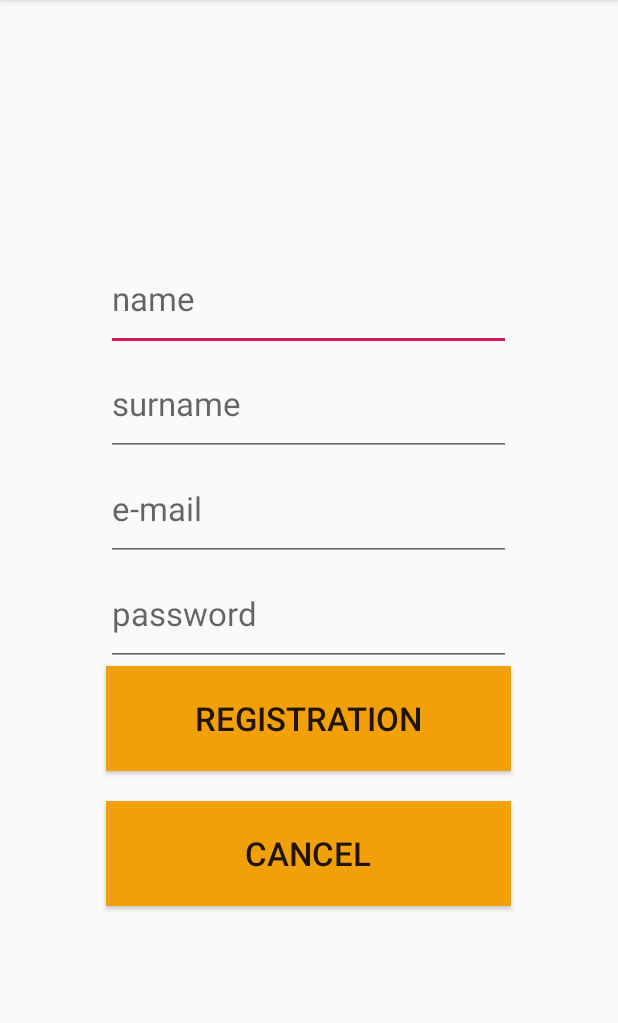
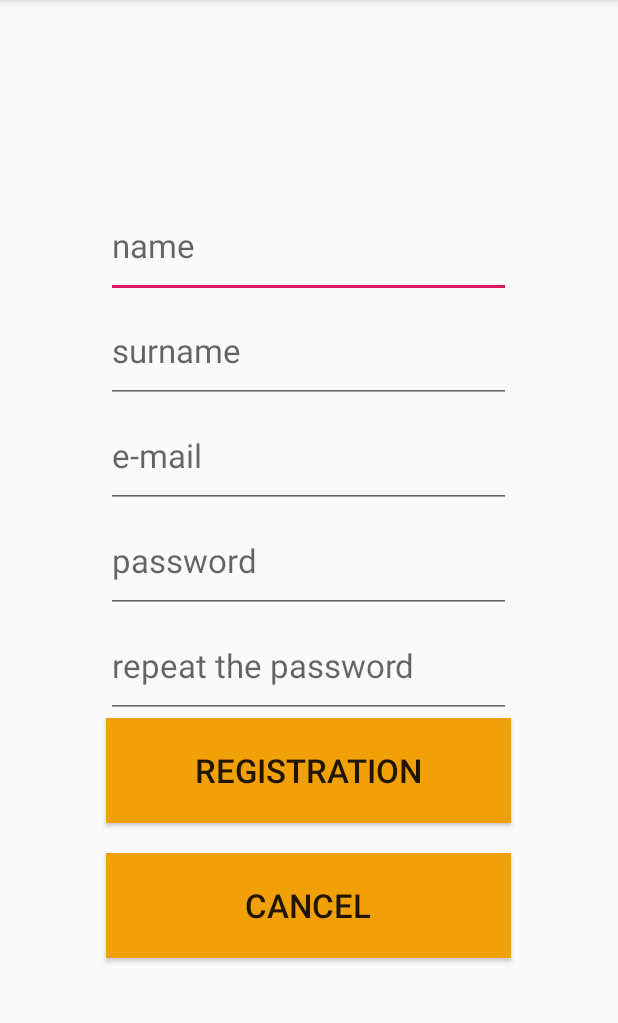
Before and after one commit to soniaigartua/lorenaApp, an Android app: the RegistrationActivity screen opened directly, with no data from a screen before it, after a tap on "REGISTRATION", on a phone screen of 412 x 824 dp, the part 84-1107 px from its top. Run offline under Robolectric (Android 15) with nearby library versions, the phone set to English and light mode, and no system bars; our stand-ins replace ButterKnife.

Commit message:
added registration funcionality

```diff
--- a/app/build.gradle
+++ b/app/build.gradle
@@ -27,9 +27,9 @@ dependencies {
     testImplementation 'org.mockito:mockito-core:2.7.22'
     androidTestImplementation 'androidx.test:runner:1.2.0'
     androidTestImplementation 'androidx.test.espresso:espresso-core:3.2.0'
-
     implementation 'com.jakewharton:butterknife:8.2.1'
     annotationProcessor 'com.jakewharton:butterknife-compiler:8.2.1'
-
-
+    // Room components
+    implementation "android.arch.persistence.room:runtime:1.1.0-alpha3"
+    annotationProcessor "android.arch.persistence.room:compiler:1.1.1"
 }
--- a/app/src/main/java/com/example/pps_tudai/mvp/model/LoginModel.java
+++ b/app/src/main/java/com/example/pps_tudai/mvp/model/LoginModel.java
@@ -17,5 +17,4 @@ public class LoginModel {
        }
         return false;
     }
-
 }
--- a/app/src/main/java/com/example/pps_tudai/mvp/model/RegistrationModel.java
+++ b/app/src/main/java/com/example/pps_tudai/mvp/model/RegistrationModel.java
@@ -1,6 +1,10 @@
 package com.example.pps_tudai.mvp.model;
+
+import com.example.pps_tudai.data.entities.User;
 
 public class RegistrationModel {
 
-
+    public void registerUser(String name, String surname, String email, String password) {
+        User user = new User (name, surname, email, password);
+    }
 }
--- a/app/src/main/java/com/example/pps_tudai/mvp/presenter/RegistrationPresenter.java
+++ b/app/src/main/java/com/example/pps_tudai/mvp/presenter/RegistrationPresenter.java
@@ -2,12 +2,14 @@ package com.example.pps_tudai.mvp.presenter;
 
 import com.example.pps_tudai.mvp.model.RegistrationModel;
 import com.example.pps_tudai.mvp.view.RegistrationView;
+import com.example.pps_tudai.utils.Validator;
 
 public class RegistrationPresenter {
 
 
     private final RegistrationModel registerModel;
     private final RegistrationView registerView;
+    private final Validator validator = new Validator();
 
     public RegistrationPresenter(RegistrationModel registerModel, RegistrationView registerView) {
         this.registerModel = registerModel;
@@ -19,11 +21,18 @@ public class RegistrationPresenter {
         String surname = registerView.getUserSurname();
         String email = registerView.getUserEmail();
         String password = registerView.getPassword();
-
-        if (name.isEmpty() || surname.isEmpty() || email.isEmpty() || password.isEmpty()) {
+        String password_repeat = registerView.getPasswordRepeat();
+        if (name.isEmpty() || surname.isEmpty() || email.isEmpty() || password.isEmpty() || password_repeat.isEmpty()) {
             registerView.showDataEmptyScreen();
         }
+        if (!validator.isValid(email)) {
+            registerView.showErrorEmailRegistrationScreen();
+        }
+        if (!password.equals(password_repeat)) {
+            registerView.showErrorPasswordRegistrationScreen();
+        }
         else {
+            registerModel.registerUser(name, surname, email, password);
             registerView.showRegistrationScreenOK();
         }
     }
@@ -31,5 +40,4 @@ public class RegistrationPresenter {
     public void onCancelPressed() {
         registerView.cancelRegister();
     }
-
 }
--- a/app/src/main/java/com/example/pps_tudai/mvp/view/RegistrationView.java
+++ b/app/src/main/java/com/example/pps_tudai/mvp/view/RegistrationView.java
@@ -6,7 +6,6 @@ import android.widget.EditText;
 import android.widget.Toast;
 import com.example.pps_tudai.R;
 import com.example.pps_tudai.activity.MainActivity;
-
 import java.lang.ref.WeakReference;
 import butterknife.BindView;
 import butterknife.ButterKnife;
@@ -17,6 +16,7 @@ public class RegistrationView {
     @BindView(R.id.et_surname) EditText surname;
     @BindView(R.id.et_email) EditText email;
     @BindView(R.id.et_password) EditText password;
+    @BindView(R.id.et_password2) EditText password_repeat;
 
     // activity should never be exposed publicly
     private WeakReference<Activity> activityWeak;
@@ -42,6 +42,10 @@ public class RegistrationView {
         return password.getText().toString();
     }
 
+    public String getPasswordRepeat() {
+        return password_repeat.getText().toString();
+    }
+
     public void showRegistrationScreenOK() {
         if (activityWeak.get() != null) {
             Toast.makeText(activityWeak.get(), activityWeak.get().getString(R.string.register_complete_message), Toast.LENGTH_SHORT).show();
@@ -50,7 +54,19 @@ public class RegistrationView {
 
     public void showDataEmptyScreen() {
         if (activityWeak.get() != null) {
-            Toast.makeText(activityWeak.get(), activityWeak.get().getString(R.string.authentication_error_message), Toast.LENGTH_SHORT).show();
+            Toast.makeText(activityWeak.get(), activityWeak.get().getString(R.string.register_empty_fields_message), Toast.LENGTH_SHORT).show();
+        }
+    }
+
+    public void showErrorEmailRegistrationScreen() {
+        if (activityWeak.get() != null) {
+            Toast.makeText(activityWeak.get(), activityWeak.get().getString(R.string.register_error_email_message), Toast.LENGTH_SHORT).show();
+        }
+    }
+
+    public void showErrorPasswordRegistrationScreen() {
+        if (activityWeak.get() != null) {
+            Toast.makeText(activityWeak.get(), activityWeak.get().getString(R.string.register_error_password_message), Toast.LENGTH_SHORT).show();
         }
     }
 
--- /dev/null
+++ b/app/src/main/java/com/example/pps_tudai/utils/Validator.java
@@ -0,0 +1,10 @@
+package com.example.pps_tudai.utils;
+
+public class Validator {
+
+    private static final String VALID_EMAIL_MODEL = "^[\\w-_\\.+]*[\\w-_\\.]\\@([\\w]+\\.)+[\\w]+[\\w]$";
+
+    public boolean isValid(String email) {
+        return email.matches(VALID_EMAIL_MODEL);
+    }
+}
--- a/app/src/main/res/layout/activity_registration.xml
+++ b/app/src/main/res/layout/activity_registration.xml
@@ -43,6 +43,14 @@
         android:textSize="@dimen/font_size_button"
         android:inputType="textEmailAddress" />
 
+    <EditText
+        android:id="@+id/et_password2"
+        android:layout_width="@dimen/button_width"
+        android:layout_height="@dimen/button_height"
+        android:hint="@string/placeholder_login_repeat_password"
+        android:textSize="@dimen/font_size_button"
+        android:inputType="textEmailAddress" />
+
     <Button
         android:id="@+id/btn_enter_register"
         android:layout_width="@dimen/button_width"
--- a/app/src/main/res/values/strings.xml
+++ b/app/src/main/res/values/strings.xml
@@ -7,13 +7,13 @@
     <string name="placeholder_login_surname">surname</string>
     <string name="placeholder_login_email">e-mail</string>
     <string name="placeholder_login_password">password</string>
+    <string name="placeholder_login_repeat_password">repeat the password</string>
     <string name="authentication_error_message">Password is incorrect</string>
     <string name="incorrect_email_message">Email address is incorrect</string>
     <string name="welcome_app_message">Welcome to lorenaApp</string>
     <string name="empty_fields_message">Email Address or Password can not be empty</string>
     <string name="register_complete_message">Registration complete</string>
-    <string name="register_error_message">Can not have empty fields</string>
-    <string name="string_modelo_email_valido">^[\\w-_\\.+]*[\\w-_\\.]\\@([\\w]+\\.)+[\\w]+[\\w]$</string>
-
-
+    <string name="register_empty_fields_message">Can not have empty fields</string>
+    <string name="register_error_email_message">Introduce a valid email</string>
+    <string name="register_error_password_message">The repeated password does not match</string>
 </resources>
```
Also changed, not shown: app/src/main/java/com/example/pps_tudai/activity/RegistrationActivity.java (+0 -8 lines), app/src/main/java/com/example/pps_tudai/data/entities/User.java (+21 -0 lines), app/src/main/java/com/example/pps_tudai/mvp/presenter/LoginPresenter.java (+6 -5 lines), app/src/main/java/com/example/pps_tudai/utils/StringUtils.java (+8 -1 lines), 2 other files.
